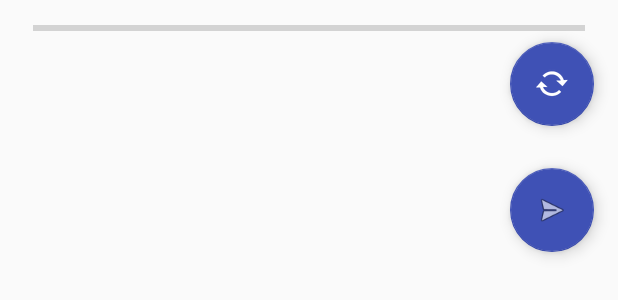
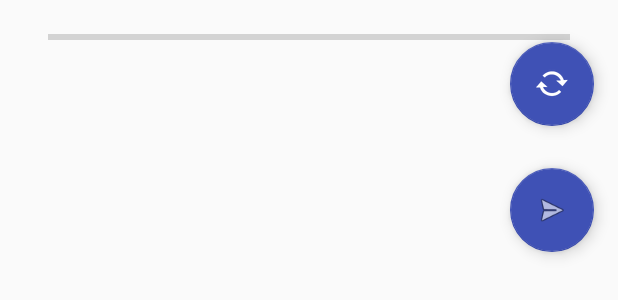
Before and after one commit to vincent290587/frava, an Android app: the layout fragment_home.xml on its own in the app's theme, with its tools: preview values and no code run, on a phone screen of 412 x 824 dp. Shown: the top 300 px of the screen. Run offline under Robolectric (Android 15) with nearby library versions, the phone set to English and light mode, and no system bars.

```diff
--- a/app/src/main/java/com/example/frava/MainActivity.java
+++ b/app/src/main/java/com/example/frava/MainActivity.java
@@ -64,6 +64,7 @@ public class MainActivity extends AppCompatActivity implements RadioGroup.OnChec
             Manifest.permission.ACCESS_FINE_LOCATION,
     };
 
+    StravaManager stravaViewModel;
     BluetoothLeService ble_service;
     GpsHandler gps_handler;
     int is_started;
@@ -83,6 +84,8 @@ public class MainActivity extends AppCompatActivity implements RadioGroup.OnChec
         NavigationUI.setupActionBarWithNavController(this, navController, appBarConfiguration);
         NavigationUI.setupWithNavController(navView, navController);
 
+        // force creation here
+        stravaViewModel = new ViewModelProvider(this).get(StravaManager.class);
     }
 
     public void startOAuth() {
--- a/app/src/main/java/com/example/frava/OAuthStarter.java
+++ b/app/src/main/java/com/example/frava/OAuthStarter.java
@@ -38,7 +38,8 @@ public class OAuthStarter extends AppCompatActivity {
     }
 
     private void logText(String s) {
-        final TextView textview = findViewById(R.id.text_dashboard);
+
+        final TextView textview = findViewById(R.id.text_home);
 
         if (textview != null) {
 
--- a/app/src/main/java/com/example/frava/StravaQueries.java
+++ b/app/src/main/java/com/example/frava/StravaQueries.java
@@ -104,8 +104,10 @@ public class StravaQueries extends Service {
 
                 page += 1;
 
+                Log.i(TAG, "New routes: " + result.size());
+
                 if (MapTool.isDebugVersion()) {
-                    return;
+                    break;
                 }
 
             } while (result != null && result.size() > 0);
@@ -134,6 +136,8 @@ public class StravaQueries extends Service {
 
                 // add all that we found in our list
                 seg_sum_list.addAll(result);
+
+                Log.i(TAG, "New starred segments: " + result.size());
 
                 page += 1;
 
--- a/app/src/main/java/com/example/frava/ui/home/HomeViewModel.java
+++ b/app/src/main/java/com/example/frava/ui/home/HomeViewModel.java
@@ -6,11 +6,10 @@ import androidx.lifecycle.ViewModel;
 
 public class HomeViewModel extends ViewModel {
 
-    private MutableLiveData<String> mText;
+    public MutableLiveData<String> mText;
 
     public HomeViewModel() {
         mText = new MutableLiveData<>();
-        mText.setValue("This is home fragment");
     }
 
     public LiveData<String> getText() {
--- a/app/src/main/res/layout/fragment_home.xml
+++ b/app/src/main/res/layout/fragment_home.xml
@@ -5,19 +5,6 @@
     android:layout_width="match_parent"
     android:layout_height="match_parent"
     tools:context=".ui.home.HomeFragment">
-
-    <TextView
-        android:id="@+id/text_dashboard"
-        android:layout_width="383dp"
-        android:layout_height="728dp"
-        android:layout_marginStart="8dp"
-        android:layout_marginEnd="8dp"
-        android:textAlignment="textEnd"
-        android:textSize="20sp"
-        app:layout_constraintBottom_toBottomOf="parent"
-        app:layout_constraintEnd_toEndOf="parent"
-        app:layout_constraintStart_toStartOf="parent"
-        app:layout_constraintTop_toBottomOf="@+id/progressBar2" />
 
     <com.google.android.material.floatingactionbutton.FloatingActionButton
         android:id="@+id/strava_sync_button"
@@ -44,9 +31,22 @@
     <ProgressBar
         android:id="@+id/progressBar2"
         style="?android:attr/progressBarStyleHorizontal"
-        android:layout_width="368dp"
-        android:layout_height="38dp"
+        android:layout_width="348dp"
+        android:layout_height="50dp"
+        android:max="100"
+        android:progress="0"
         app:layout_constraintEnd_toEndOf="parent"
         app:layout_constraintStart_toStartOf="parent"
         app:layout_constraintTop_toTopOf="parent" />
+
+    <TextView
+        android:id="@+id/text_home"
+        android:layout_width="match_parent"
+        android:layout_height="600dp"
+        android:textSize="20sp"
+        app:layout_constraintBottom_toBottomOf="parent"
+        app:layout_constraintEnd_toEndOf="parent"
+        app:layout_constraintStart_toStartOf="parent"
+        app:layout_constraintTop_toBottomOf="@+id/progressBar2"/>
+
 </androidx.constraintlayout.widget.ConstraintLayout>
```
Also changed, not shown: app/src/main/java/com/example/frava/ui/dashboard/DashboardFragment.java (+27 -16 lines), app/src/main/java/com/example/frava/ui/home/HomeFragment.java (+27 -8 lines).
